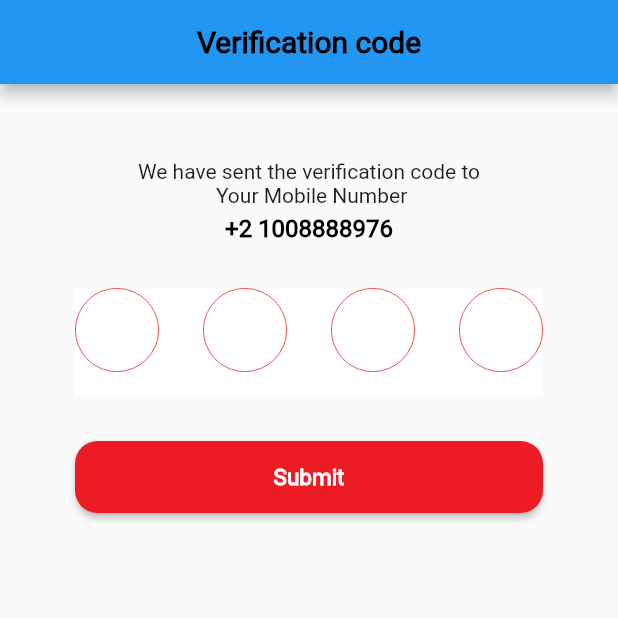
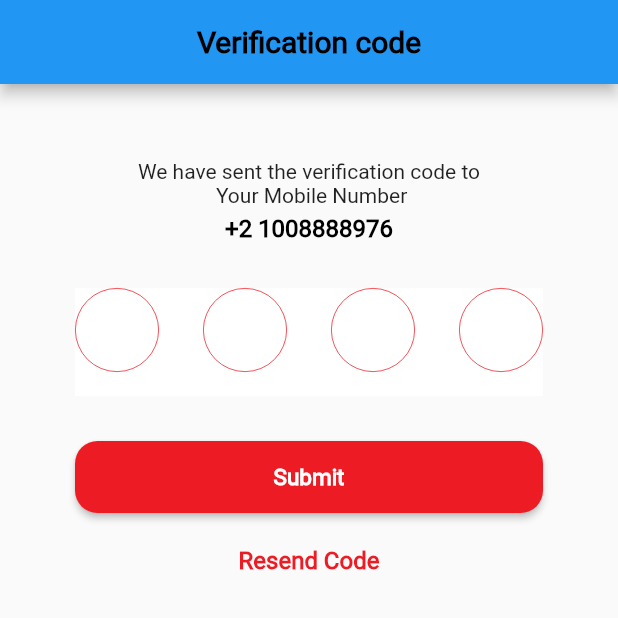
Before and after one commit to aliabdelnaby/clutch-2, a Flutter app: the VerificationCodePage screen opened by its route, on a phone screen of 412 x 824 dp, the top half of it. Run offline on Flutter 3.47's test engine with Material 2 defaults, Android fonts, the phone set to English and light mode, and no system bars; drawn by our look-alikes of pin_code_fields; our stand-ins replace firebase_auth, firebase_core, flutter_bloc, flutter_svg, fluttertoast, font_awesome_flutter and 5 more; accounts and stored records are empty.

Commit message:
add resend button to verification page

```diff
--- a/lib/core/widgets/custom_btn.dart
+++ b/lib/core/widgets/custom_btn.dart
@@ -1,4 +1,3 @@
-import 'package:clutch/core/utils/app_colors.dart';
 import 'package:clutch/core/utils/app_text_style.dart';
 import 'package:flutter/material.dart';
 
@@ -11,6 +10,7 @@ class CustomBtn extends StatelessWidget {
     required this.height,
     required this.width,
     this.shape,
+    required this.backgroundColor,
   });
 
   final Color? color;
@@ -19,6 +19,7 @@ class CustomBtn extends StatelessWidget {
   final double height;
   final double width;
   final OutlinedBorder? shape;
+  final Color backgroundColor;
 
   @override
   Widget build(BuildContext context) {
@@ -28,7 +29,7 @@ class CustomBtn extends StatelessWidget {
       child: ElevatedButton(
         onPressed: onPressed,
         style: ElevatedButton.styleFrom(
-          backgroundColor: AppColors.primaryColor,
+          backgroundColor: backgroundColor,
           shape: shape,
         ),
         child: Text(
--- a/lib/features/auth/presentation/views/forgot_password_view.dart
+++ b/lib/features/auth/presentation/views/forgot_password_view.dart
@@ -1,4 +1,5 @@
 import 'package:clutch/core/utils/app_assets.dart';
+import 'package:clutch/core/utils/app_colors.dart';
 import 'package:clutch/core/utils/app_strings.dart';
 import 'package:clutch/core/utils/app_text_style.dart';
 import 'package:clutch/core/widgets/custom_btn.dart';
@@ -42,6 +43,7 @@ class ForgotPasswordView extends StatelessWidget {
             ),
             const SizedBox(height: 28),
             CustomBtn(
+              backgroundColor: AppColors.primaryColor,
               onPressed: () {},
               text: AppStrings.resetYourPassword,
               height: 42,
--- a/lib/features/auth/presentation/views/login_view_email.dart
+++ b/lib/features/auth/presentation/views/login_view_email.dart
@@ -57,7 +57,9 @@ class LoginViewWithEmail extends StatelessWidget {
                 ),
                 const SizedBox(height: 22),
                 CustomBtn(
+
                   onPressed: () {},
+                  backgroundColor:  AppColors.primaryColor,
                   text: AppStrings.login,
                   height: 45,
                   width: double.infinity,
--- a/lib/features/auth/presentation/views/verification_code.dart
+++ b/lib/features/auth/presentation/views/verification_code.dart
@@ -39,6 +39,7 @@ class VerificationCodePage extends StatelessWidget {
             const CustomPinCodeFields(),
             const SizedBox(height: 30),
             CustomBtn(
+              backgroundColor: AppColors.primaryColor,
               onPressed: () {},
               text: AppStrings.submit,
               height: 48,
@@ -47,12 +48,31 @@ class VerificationCodePage extends StatelessWidget {
                 borderRadius: BorderRadius.circular(15),
               ),
             ),
+            const SizedBox(height: 7),
+            SizedBox(
+              height: 49,
+              width: double.infinity,
+              child: TextButton(
+                onPressed: () {},
+                child: Text(
+                  AppStrings.resendCode,
+                  style: TextStyle(
+                    fontSize: 16,
+                    color: AppColors.primaryColor,
+                    fontWeight: FontWeight.w800,
+                  ),
+                ),
+              ),
+            ),
           ],
         ),
       ),
     );
   }
 }
+
+
+
 
 class CustomPinCodeFields extends StatelessWidget {
   const CustomPinCodeFields({
--- a/lib/features/auth/presentation/widgets/custom_sign_up_form.dart
+++ b/lib/features/auth/presentation/widgets/custom_sign_up_form.dart
@@ -100,6 +100,7 @@ class CustomSignUpForm extends StatelessWidget {
                           }
                         }
                       },
+                      backgroundColor: AppColors.primaryColor,
                       text: AppStrings.signUp,
                       height: 45,
                       width: double.infinity,
--- a/lib/features/onboarding/presentation/widgets/get_buttons.dart
+++ b/lib/features/onboarding/presentation/widgets/get_buttons.dart
@@ -24,6 +24,7 @@ class GetButtons extends StatelessWidget {
                 RoundedRectangleBorder(borderRadius: BorderRadius.circular(8)),
             height: 42,
             width: 166,
+            backgroundColor: AppColors.primaryColor,
             text: AppStrings.getStarted,
             color: AppColors.primaryColor,
             onPressed: () {
```
